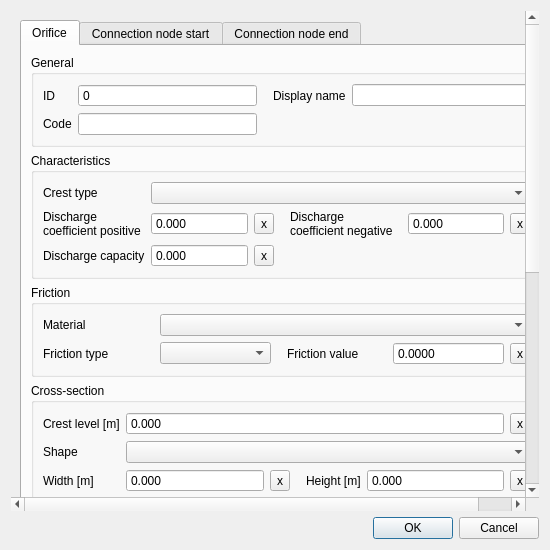
Before: the Qt Designer form threedi_schematisation_editor/forms/ui/orifice.ui in nens/threedi-schematisation-editor, drawn with Qt 5.
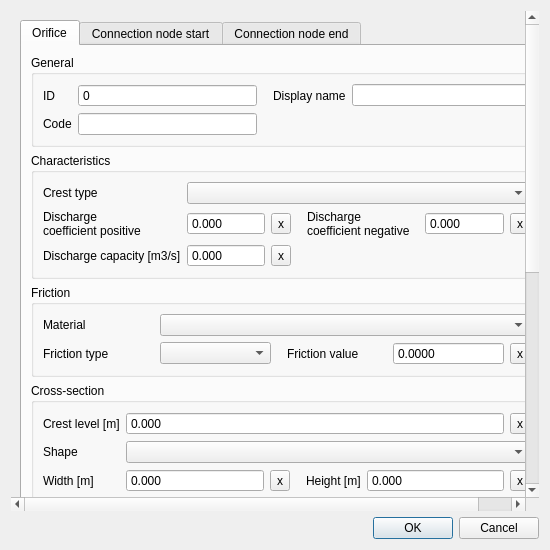
After: the same form once the commit is applied.

Commit message: Set units for discharge capacity

Patch:
```diff
--- a/threedi_schematisation_editor/forms/ui/orifice.ui
+++ b/threedi_schematisation_editor/forms/ui/orifice.ui
@@ -609,7 +609,7 @@
                   <locale language="English" country="UnitedStates"/>
                  </property>
                  <property name="text">
-                  <string>Discharge capacity</string>
+                   <string>Discharge capacity [m3/s]</string>
                  </property>
                  <property name="alignment">
                   <set>Qt::AlignLeading|Qt::AlignLeft|Qt::AlignVCenter</set>
```
Lines whose indentation alone changed are shown as unchanged.
